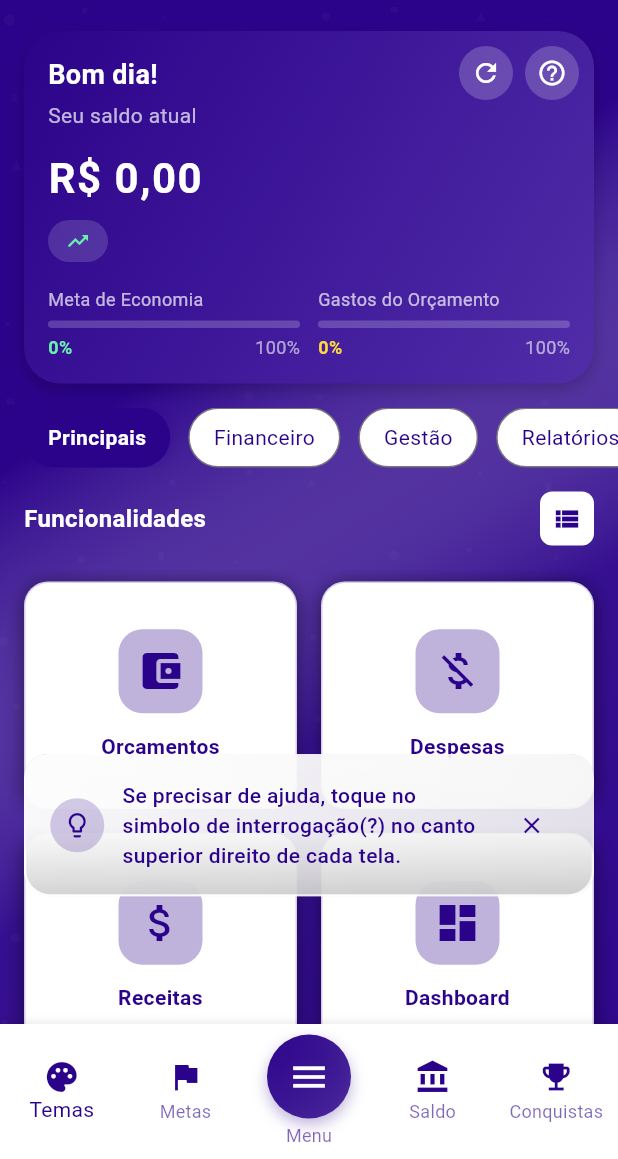
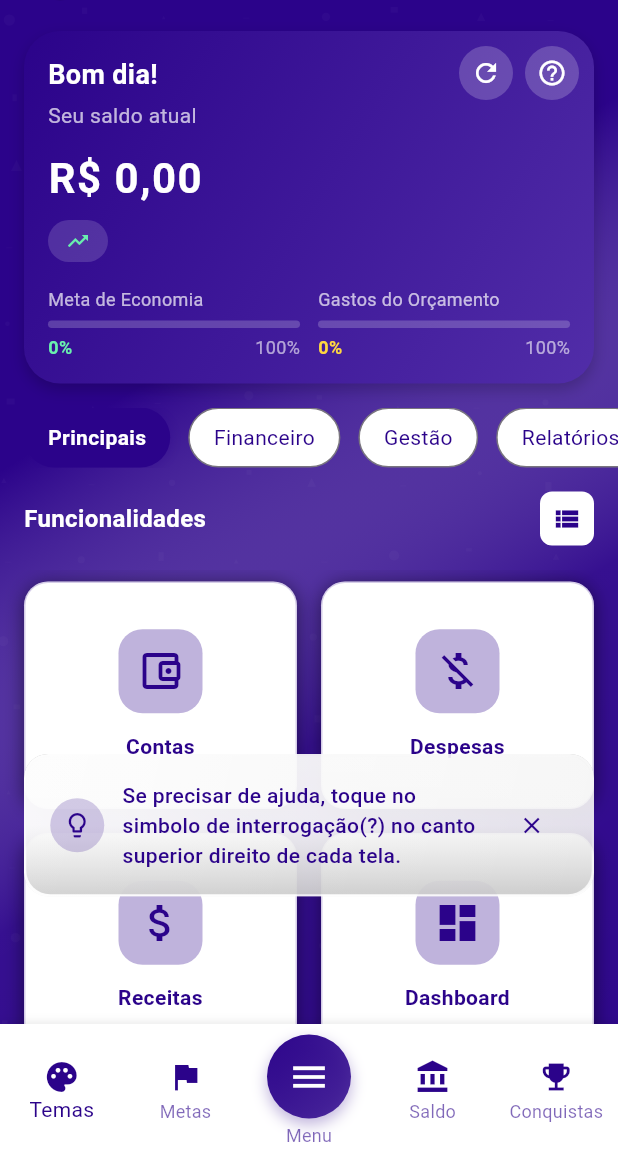
Before and after one commit to jhonnylucius/economize, a Flutter app: the screen it shows after launch, on a phone screen of 412 x 824 dp, the part 77-1236 px from its top. Run offline on Flutter 3.47's test engine with Material 3 defaults, Android fonts, the phone set to English and light mode, and no system bars; our stand-ins replace fl_chart, flutter_local_notifications, logger, mask_text_input_formatter, pdf, percent_indicator and 6 more; accounts and stored records are empty.

Commit message:
feat: atualizar rotas e rótulos para gerenciamento de contas e orçamentos

```diff
--- a/lib/screen/home_screen.dart
+++ b/lib/screen/home_screen.dart
@@ -61,7 +61,7 @@ class _HomeScreenState extends State<HomeScreen>
   String _getRouteForIndex(int index) {
     switch (index) {
       case 0:
-        return '/budget/list';
+        return '/accounts';
       case 1:
         return '/costs';
       case 2:
@@ -79,7 +79,7 @@ class _HomeScreenState extends State<HomeScreen>
       case 8:
         return '/goals';
       case 9:
-        return '/accounts';
+        return '/budget/list';
       default:
         return '';
     }
@@ -89,7 +89,7 @@ class _HomeScreenState extends State<HomeScreen>
   String _getLabelForIndex(int index) {
     switch (index) {
       case 0:
-        return 'Orçamentos';
+        return 'Contas';
       case 1:
         return 'Despesas';
       case 2:
@@ -107,7 +107,7 @@ class _HomeScreenState extends State<HomeScreen>
       case 8:
         return 'Metas';
       case 9:
-        return 'Contas';
+        return 'Orçamentos';
       default:
         return '';
     }
@@ -262,7 +262,7 @@ class _HomeScreenState extends State<HomeScreen>
   // NOVO: Timer periódico (backup)
   void _setupPeriodicUpdates() {
     _periodicTimer = Timer.periodic(
-      const Duration(minutes: 10), // Atualiza a cada 5minutos
+      const Duration(minutes: 2), // Atualiza a cada 5minutos
       (timer) {
         if (mounted && !isLoadingFinancialData) {
           // ✅ ADICIONAR !isLoadingFinancialData
@@ -384,6 +384,8 @@ class _HomeScreenState extends State<HomeScreen>
     }
   }
 
+  bool _hasRealPreviousBalance = false;
+
   // Método para carregar o saldo anterior (mês passado ou período anterior)
   Future<void> loadPreviousBalance() async {
     try {
@@ -408,12 +410,12 @@ class _HomeScreenState extends State<HomeScreen>
 
       setState(() {
         _previousBalance = lastMonthTotalRevenues - lastMonthTotalCosts;
+        _hasRealPreviousBalance = true; // <-- só aqui!
       });
     } catch (e) {
       debugPrint('Erro ao carregar saldo anterior: $e');
-      // Em caso de erro, usar saldo ligeiramente diferente do atual para demonstração
-      _previousBalance =
-          _currentBalance * 0.95; // 5% menor que o atual por padrão
+      _previousBalance = _currentBalance * 0.95;
+      _hasRealPreviousBalance = false; // <-- aqui!
     }
   }
 
@@ -977,7 +979,8 @@ class _HomeScreenState extends State<HomeScreen>
                                   size: 16,
                                 ),
                                 // Só mostra a porcentagem se houver saldo anterior diferente de zero
-                                if (_previousBalance != 0) ...[
+                                if (_hasRealPreviousBalance &&
+                                    _previousBalance != 0) ...[
                                   const SizedBox(width: 4),
                                   Text(
                                     _balanceVariationPercent >= 0
@@ -1216,7 +1219,6 @@ class _HomeScreenState extends State<HomeScreen>
     );
   }
 
-  // Abas de categorias
   // Abas de categorias
   Widget _buildCategoryTabs(ThemeData theme, ThemeManager themeManager) {
     final bool isDark = themeManager.currentThemeType != ThemeType.light;
@@ -1302,10 +1304,10 @@ class _HomeScreenState extends State<HomeScreen>
       // Se for "Principais", mostrar todos os itens
       filteredIndices = List.generate(10, (index) => index);
     } else if (selectedCategoryTab == 1) {
-      filteredIndices = [0, 1, 2, 3, 9]; // <-- ADICIONE O 9 AQUI
+      filteredIndices = [0, 1, 2, 9]; // <-- ADICIONE O 9 AQUI
     } else if (selectedCategoryTab == 2) {
       // Gestão
-      filteredIndices = [4, 5];
+      filteredIndices = [3, 4, 5, 8];
     } else if (selectedCategoryTab == 3) {
       // Relatórios
       filteredIndices = [6, 7];
@@ -1453,11 +1455,10 @@ class _HomeScreenState extends State<HomeScreen>
             itemBuilder: (context, index) {
               // Filtrar por categoria selecionada
               if (selectedCategoryTab != 0) {
-                if (selectedCategoryTab == 1 &&
-                    ![0, 1, 2, 3, 9].contains(index)) {
+                if (selectedCategoryTab == 1 && ![0, 1, 2, 9].contains(index)) {
                   return const SizedBox.shrink();
                 } else if (selectedCategoryTab == 2 &&
-                    ![4, 5].contains(index)) {
+                    ![3, 4, 5, 8].contains(index)) {
                   return const SizedBox.shrink();
                 } else if (selectedCategoryTab == 3 &&
                     ![6, 7].contains(index)) {
@@ -1574,7 +1575,7 @@ class _HomeScreenState extends State<HomeScreen>
   String _getDescriptionForIndex(int index) {
     switch (index) {
       case 0:
-        return 'Gerencie seus orçamentos mensais de forma eficiente.';
+        return 'Gerencie suas contas bancárias e cartões de crédito.';
       case 1:
         return 'Registre e acompanhe todas as suas despesas.';
       case 2:
@@ -1592,7 +1593,7 @@ class _HomeScreenState extends State<HomeScreen>
       case 8:
         return 'Cadastre suas metas e objetivos financeiros.';
       case 9:
-        return 'Gerencie suas contas bancárias e cartões de crédito.';
+        return 'Gerencie seus orçamentos mensais de forma eficiente.';
       default:
         return '';
     }
@@ -2898,7 +2899,7 @@ class _HomeScreenState extends State<HomeScreen>
   IconData _getIconForIndex(int index) {
     switch (index) {
       case 0:
-        return Icons.account_balance_wallet; // Orçamento
+        return Icons.account_balance_wallet_outlined; //contas
       case 1:
         return Icons.money_off; // Despesas
       case 2:
@@ -2916,7 +2917,7 @@ class _HomeScreenState extends State<HomeScreen>
       case 8:
         return Icons.flag; // Metas
       case 9: // <-- NOVO ITEM
-        return Icons.account_balance_wallet_outlined;
+        return Icons.account_balance_wallet; // Orçamento
       default:
         return Icons.apps;
     }
@@ -2959,6 +2960,8 @@ class AppSearchDelegate extends SearchDelegate<String> {
     'Gerenciar Produtos',
     'Dicas Importantes',
     'Tendências',
+    'Metas Financeiras',
+    'Contas', // <-- NOVO ITEM
   ];
 
   @override
@@ -3094,8 +3097,8 @@ class AppSearchDelegate extends SearchDelegate<String> {
   String _getRouteFromSearchResult(String result) {
     // Mapeia os resultados de busca para rotas
     switch (result.toLowerCase()) {
-      case 'orçamentos':
-        return '/budget/list';
+      case 'contas': // <-- NOVO CASE
+        return '/accounts';
       case 'despesas':
         return '/costs';
       case 'receitas':
@@ -3112,8 +3115,8 @@ class AppSearchDelegate extends SearchDelegate<String> {
         return '/trend';
       case 'metas financeiras':
         return '/goals';
-      case 'contas': // <-- NOVO CASE
-        return '/accounts';
+      case 'orçamentos':
+        return '/budget/list';
       default:
         return '/home'; // Rota padrão
     }
```
